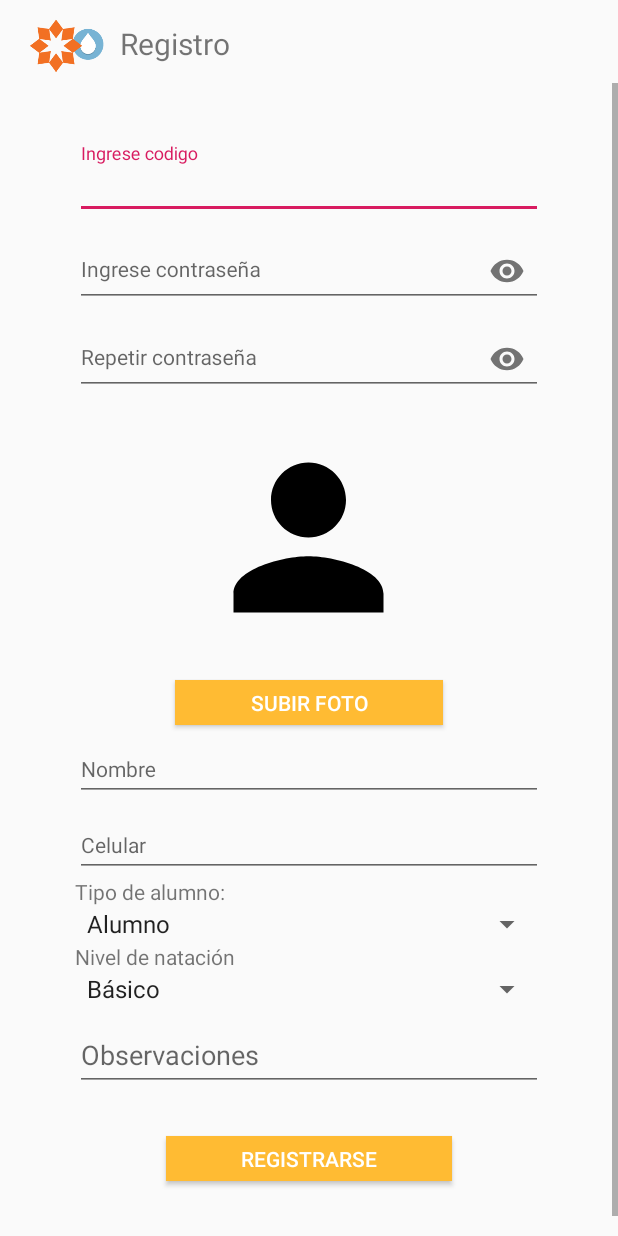
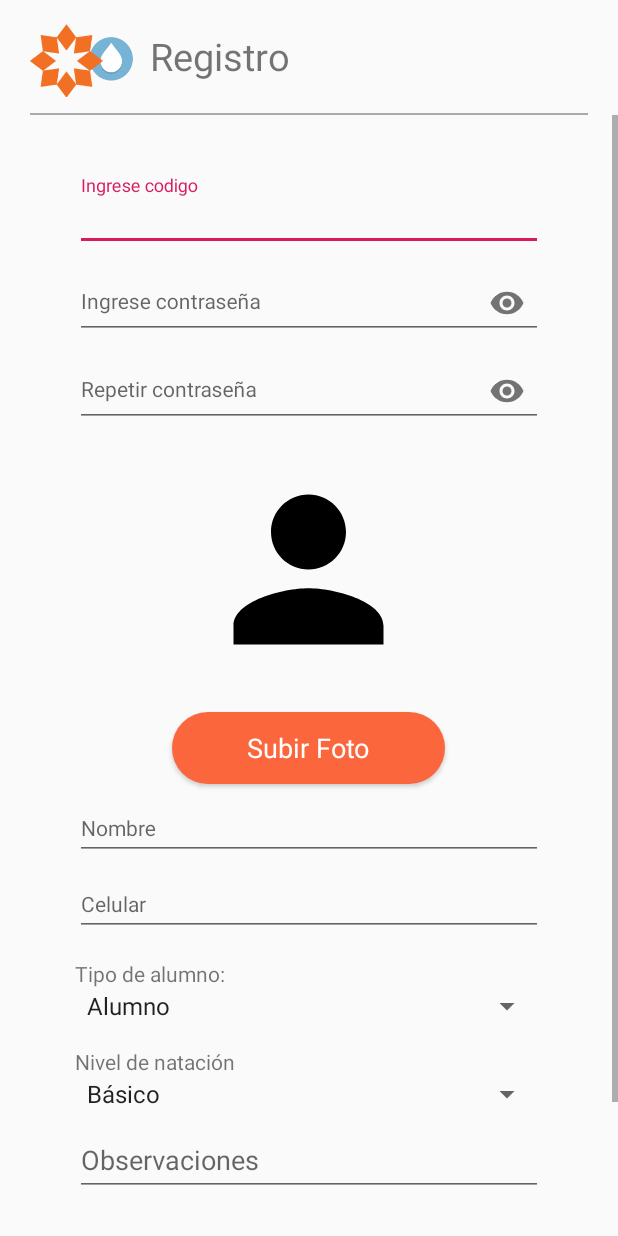
Before and after one commit to Giancarlo987/PisciSoft, an Android app: the RegistroActivity screen opened directly, with no data from a screen before it, on a phone screen of 412 x 824 dp. Run offline under Robolectric (Android 15) with nearby library versions, the phone set to English and light mode, and no system bars; our stand-ins replace Firebase (no records; nobody signed in at launch, a user with empty details on screens opened directly).

Commit message:
registro, perfil y sesion activities

```diff
--- a/PiscisoftMobile/app/src/main/res/layout/activity_registro.xml
+++ b/PiscisoftMobile/app/src/main/res/layout/activity_registro.xml
@@ -20,8 +20,8 @@
             android:layout_gravity="top">
 
             <ImageView
-                android:layout_width="50dp"
-                android:layout_height="50dp"
+                android:layout_width="70dp"
+                android:layout_height="70dp"
                 android:layout_marginLeft="20dp"
                 android:layout_marginTop="5dp"
                 android:src="@drawable/logotipo" />
@@ -31,12 +31,19 @@
                 android:layout_width="match_parent"
                 android:layout_height="wrap_content"
                 android:layout_marginLeft="10dp"
-                android:layout_marginTop="15dp"
+                android:layout_marginTop="20dp"
                 android:text="Registro"
                 android:textAlignment="gravity"
-                android:textSize="20dp" />
+                android:textSize="25dp" />
 
         </LinearLayout>
+
+        <View
+            android:layout_width="fill_parent"
+            android:layout_height="1dp"
+            android:layout_marginRight="20dp"
+            android:layout_marginLeft="20dp"
+            android:background="@android:color/darker_gray"/>
 
         <ScrollView android:layout_width="match_parent"
             android:layout_height="wrap_content"
@@ -112,11 +119,12 @@
                     android:id="@+id/butUploadFoto"
                     android:layout_gravity="center"
                     android:layout_width="wrap_content"
-                    android:layout_height="30dp"
+                    android:layout_height="match_parent"
                     android:paddingHorizontal="50dp"
-                    android:textColor="#ffffff"
                     android:text="Subir Foto"
-                    android:background="@android:color/holo_orange_light"
+                    android:background="@drawable/boton_naranja"
+                    android:textAppearance="@style/TextAppearance.AppCompat.Medium"
+                    android:textColor="@android:color/white"
                     android:layout_marginTop="20dp"/>
 
 
@@ -149,6 +157,7 @@
                     android:id="@+id/textView"
                     android:layout_width="match_parent"
                     android:layout_height="wrap_content"
+                    android:layout_marginTop="15dp"
                     android:text="Tipo de alumno:" />
 
                 <Spinner
@@ -161,6 +170,7 @@
                     android:id="@+id/textView2"
                     android:layout_width="match_parent"
                     android:layout_height="wrap_content"
+                    android:layout_marginTop="15dp"
                     android:text="Nivel de natación" />
 
                 <Spinner
@@ -177,6 +187,7 @@
                         android:id="@+id/et_observaciones"
                         android:layout_width="match_parent"
                         android:layout_height="wrap_content"
+                        android:layout_marginTop="15dp"
                         android:hint="Observaciones" />
                 </com.google.android.material.textfield.TextInputLayout>
 
@@ -184,11 +195,12 @@
                     android:id="@+id/btnRegistrarse"
                     android:layout_gravity="center"
                     android:layout_width="wrap_content"
-                    android:layout_height="30dp"
+                    android:layout_height="match_parent"
                     android:paddingHorizontal="50dp"
-                    android:textColor="#ffffff"
                     android:text="Registrarse"
-                    android:background="@android:color/holo_orange_light"
+                    android:background="@drawable/boton_azul"
+                    android:textAppearance="@style/TextAppearance.AppCompat.Medium"
+                    android:textColor="@android:color/white"
                     android:layout_marginTop="30dp"
                     android:layout_marginBottom="50dp"/>
             </LinearLayout>
--- a/PiscisoftMobile/app/src/main/res/layout/activity_sesion.xml
+++ b/PiscisoftMobile/app/src/main/res/layout/activity_sesion.xml
@@ -12,7 +12,7 @@
         android:layout_height="wrap_content"
         android:layout_marginStart="0dp"
         android:layout_marginEnd="0dp"
-        android:background="?android:attr/windowBackground"
+        android:background="@drawable/navbar"
         app:layout_constraintBottom_toBottomOf="parent"
         app:layout_constraintLeft_toLeftOf="parent"
         app:layout_constraintRight_toRightOf="parent"
```
Also changed, not shown: PiscisoftMobile/app/src/main/res/layout/activity_main.xml (+7 -7 lines), PiscisoftMobile/app/src/main/res/layout/fragment_perfil.xml (+12 -4 lines).
